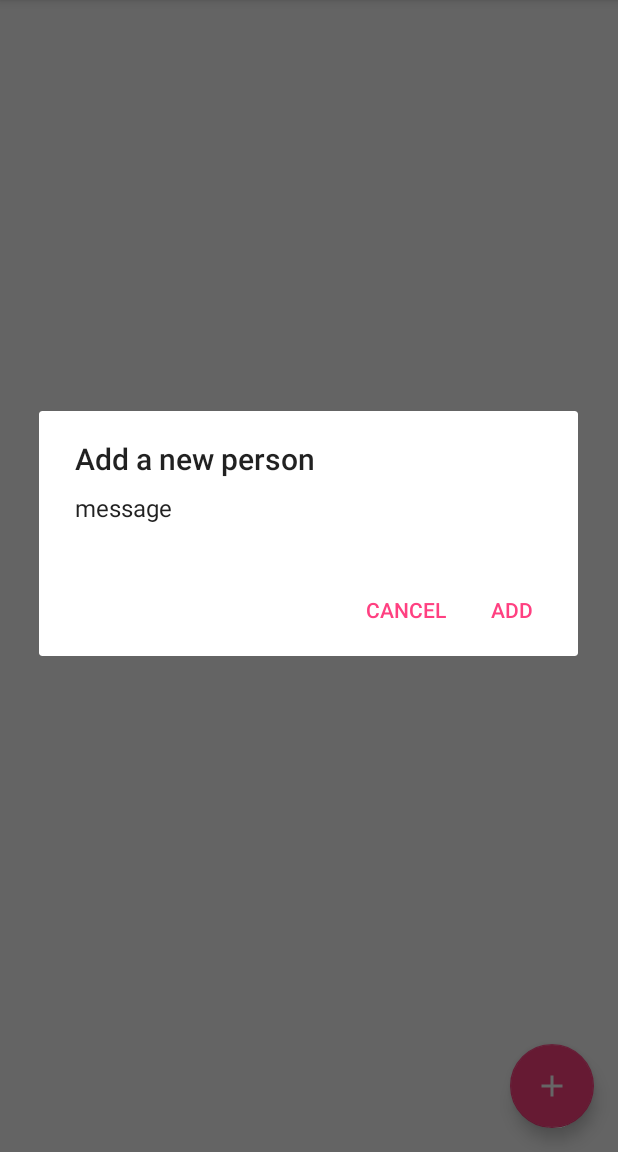
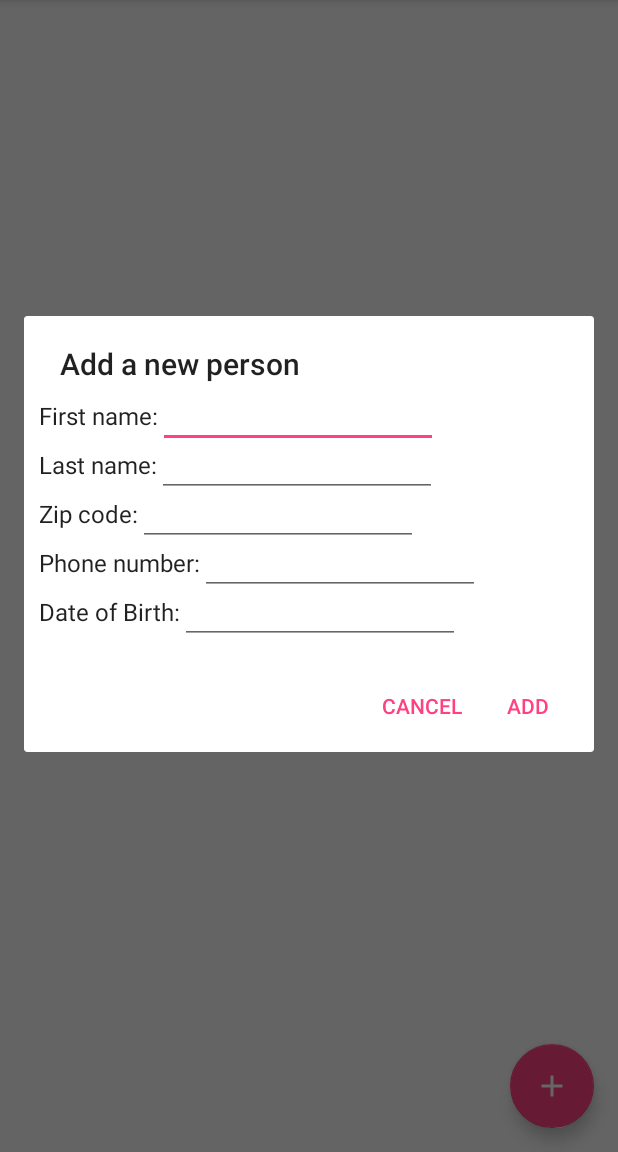
Before and after one commit to jakemoritz/CodeTest_Jake_Moritz, an Android app: the screen it shows after launch (MainActivity), after a tap on an icon or button, on a phone screen of 412 x 824 dp, the part 84-1236 px from its top. Run offline under Robolectric (Android 15) with nearby library versions, the phone set to English and light mode, and no system bars; libraries missing offline, so code that uses them is left out: io.realm; 3 statements that could not run were skipped.

Commit message:
Launched DialogFragment from FAB with custom layout

```diff
--- a/app/src/main/java/com/domain/codetest_jake_moritz/dialogs/NewPersonDialogFragment.java
+++ b/app/src/main/java/com/domain/codetest_jake_moritz/dialogs/NewPersonDialogFragment.java
@@ -2,11 +2,13 @@ package com.domain.codetest_jake_moritz.dialogs;
 
 import android.app.AlertDialog;
 import android.app.Dialog;
-import android.support.v4.app.DialogFragment;
 import android.content.DialogInterface;
 import android.os.Bundle;
+import android.support.v4.app.DialogFragment;
+import android.view.View;
 
 import com.domain.codetest_jake_moritz.App;
+import com.domain.codetest_jake_moritz.R;
 import com.domain.codetest_jake_moritz.activities.MainActivity;
 
 import io.realm.Realm;
@@ -26,7 +28,7 @@ public class NewPersonDialogFragment extends DialogFragment {
     public Dialog onCreateDialog(Bundle savedInstanceState) {
         AlertDialog.Builder builder = new AlertDialog.Builder(mainActivity);
         builder.setTitle("Add a new person")
-                .setMessage("message")
+                .setCancelable(true)
                 .setPositiveButton("Add", new DialogInterface.OnClickListener() {
                     @Override
                     public void onClick(DialogInterface dialog, int which) {
@@ -45,6 +47,9 @@ public class NewPersonDialogFragment extends DialogFragment {
                     }
                 });
 
+        View view = mainActivity.getLayoutInflater().inflate(R.layout.fragment_dialog_new_person, null);
+        builder.setView(view);
+
         return builder.create();
     }
 
--- /dev/null
+++ b/app/src/main/res/layout/fragment_dialog_new_person.xml
@@ -0,0 +1,137 @@
+<?xml version="1.0" encoding="utf-8"?>
+<RelativeLayout xmlns:android="http://schemas.android.com/apk/res/android"
+    android:layout_width="match_parent"
+    android:layout_height="match_parent"
+    android:orientation="vertical"
+    android:padding="10dp">
+
+    <RelativeLayout
+        android:id="@+id/relativeLayout"
+        android:layout_width="match_parent"
+        android:layout_height="wrap_content"
+        android:layout_alignParentStart="true"
+        android:layout_alignParentTop="true">
+
+        <TextView
+            android:id="@+id/textView"
+            style="@style/Base.TextAppearance.AppCompat.Subhead"
+            android:layout_width="wrap_content"
+            android:layout_height="wrap_content"
+            android:layout_alignParentStart="true"
+            android:layout_alignParentTop="true"
+            android:text="First name:" />
+
+        <EditText
+            android:id="@+id/editText"
+            style="@style/Base.TextAppearance.AppCompat.Subhead"
+            android:layout_width="wrap_content"
+            android:layout_height="wrap_content"
+            android:layout_alignBaseline="@+id/textView"
+            android:layout_toEndOf="@+id/textView"
+            android:ems="10"
+            android:inputType="textPersonName" />
+    </RelativeLayout>
+
+
+    <RelativeLayout
+        android:id="@+id/relativeLayout2"
+        android:layout_width="match_parent"
+        android:layout_height="wrap_content"
+        android:layout_alignParentStart="true"
+        android:layout_below="@+id/relativeLayout">
+
+        <TextView
+            android:id="@+id/textView2"
+            style="@style/Base.TextAppearance.AppCompat.Subhead"
+            android:layout_width="wrap_content"
+            android:layout_height="wrap_content"
+            android:layout_alignParentStart="true"
+            android:text="Last name:" />
+
+        <EditText
+            android:id="@+id/editText2"
+            style="@style/Base.TextAppearance.AppCompat.Subhead"
+            android:layout_width="wrap_content"
+            android:layout_height="wrap_content"
+            android:layout_alignBaseline="@+id/textView2"
+            android:layout_toEndOf="@+id/textView2"
+            android:ems="10"
+            android:inputType="textPersonName" />
+    </RelativeLayout>
+
+    <RelativeLayout
+        android:id="@+id/relativeLayout3"
+        android:layout_width="match_parent"
+        android:layout_height="wrap_content"
+        android:layout_below="@id/relativeLayout2">
+
+        <TextView
+            android:id="@+id/textView3"
+            style="@style/Base.TextAppearance.AppCompat.Subhead"
+            android:layout_width="wrap_content"
+            android:layout_height="wrap_content"
+            android:layout_alignParentStart="true"
+            android:text="Zip code:" />
+
+        <EditText
+            style="@style/Base.TextAppearance.AppCompat.Subhead"
+            android:layout_width="wrap_content"
+            android:layout_height="wrap_content"
+            android:layout_alignBaseline="@+id/textView3"
+
+            android:layout_toEndOf="@+id/textView3"
+            android:ems="10"
+            android:inputType="number" />
+    </RelativeLayout>
+
+    <RelativeLayout
+        android:id="@+id/relativeLayout4"
+        android:layout_width="match_parent"
+        android:layout_height="wrap_content"
+        android:layout_below="@id/relativeLayout3">
+
+        <TextView
+            android:id="@+id/textView4"
+            style="@style/Base.TextAppearance.AppCompat.Subhead"
+            android:layout_width="wrap_content"
+            android:layout_height="wrap_content"
+            android:layout_alignParentStart="true"
+            android:text="Phone number:" />
+
+        <EditText
+            style="@style/Base.TextAppearance.AppCompat.Subhead"
+            android:layout_width="wrap_content"
+            android:layout_height="wrap_content"
+            android:layout_alignBaseline="@+id/textView4"
+
+            android:layout_toEndOf="@+id/textView4"
+            android:ems="10"
+            android:inputType="phone" />
+    </RelativeLayout>
+
+    <RelativeLayout
+        android:id="@+id/relativeLayout5"
+        android:layout_width="match_parent"
+        android:layout_height="wrap_content"
+        android:layout_below="@id/relativeLayout4">
+
+        <TextView
+            android:id="@+id/textView5"
+            style="@style/Base.TextAppearance.AppCompat.Subhead"
+            android:layout_width="wrap_content"
+            android:layout_height="wrap_content"
+            android:layout_alignParentStart="true"
+            android:text="Date of Birth:" />
+
+
+        <EditText
+            style="@style/Base.TextAppearance.AppCompat.Subhead"
+            android:layout_width="wrap_content"
+            android:layout_height="wrap_content"
+            android:layout_alignBaseline="@+id/textView5"
+
+            android:layout_toEndOf="@+id/textView5"
+            android:ems="10"
+            android:inputType="date" />
+    </RelativeLayout>
+</RelativeLayout>
--- a/app/src/main/res/layout/fragment_person.xml
+++ b/app/src/main/res/layout/fragment_person.xml
@@ -5,6 +5,8 @@
     android:id="@+id/card"
     android:layout_width="match_parent"
     android:layout_height="wrap_content"
+    android:layout_marginLeft="6dp"
+    android:layout_marginRight="6dp"
     android.support.v7.cardview:cardBackgroundColor="@android:color/white"
     android.support.v7.cardview:cardCornerRadius="2dp"
     android.support.v7.cardview:cardElevation="3dp"
--- a/app/src/main/res/layout/fragment_person_list.xml
+++ b/app/src/main/res/layout/fragment_person_list.xml
@@ -13,8 +13,6 @@
         android:name="com.domain.codetest_jake_moritz.fragments.PersonFragment"
         android:layout_width="match_parent"
         android:layout_height="match_parent"
-        android:layout_marginLeft="6dp"
-        android:layout_marginRight="6dp"
         android:scrollbars="vertical"
         app:layoutManager="LinearLayoutManager"
         tools:context="com.domain.codetest_jake_moritz.fragments.PersonFragment"
```
